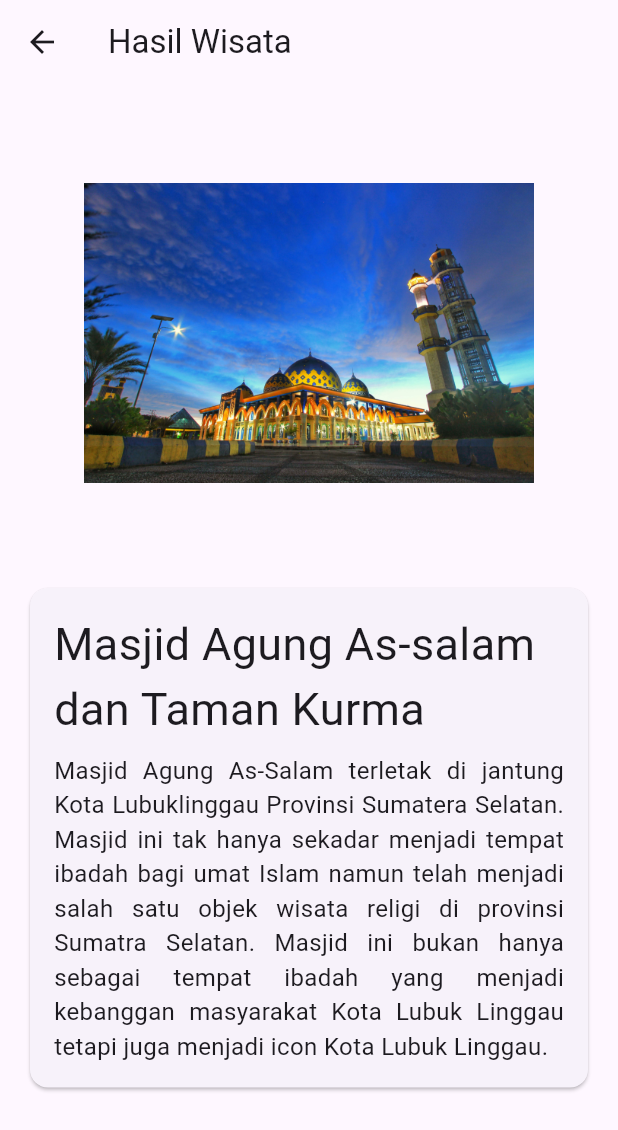
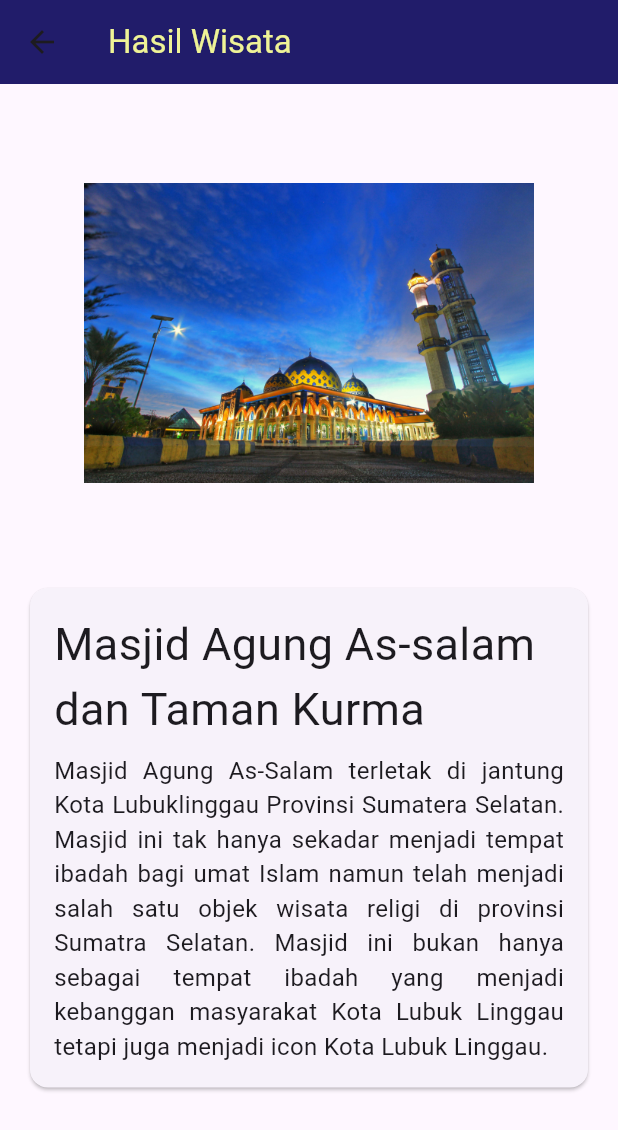
Before and after one commit to kazaliika/ResponsiveDesign, a Flutter app: the screen it shows after launch, after a tap on "Masjid Agung As-salam dan Taman Kurma", on a phone screen of 412 x 824 dp. Shown: the top 1130 px of the screen. Run offline on Flutter 3.47's test engine with Material 3 defaults, Android fonts, the phone set to English and light mode, and no system bars.

Commit message:
edit warna appbar homepage & hasil

```diff
--- a/lib/homepage.dart
+++ b/lib/homepage.dart
@@ -9,7 +9,11 @@ class HomePage extends StatelessWidget {
   Widget build(BuildContext context) {
     return Scaffold(
       appBar: AppBar(
-        title: Text('Wisata Lubuk Linggau'),
+        title: Text(
+          'Wisata Lubuk Linggau',
+          style: TextStyle(color: Color(0xFFEFF396)),
+        ),
+        backgroundColor: Color(0xFF211C6A),
       ),
       body: LayoutBuilder(
         builder: (BuildContext context, BoxConstraints constraints) {
--- a/lib/main.dart
+++ b/lib/main.dart
@@ -13,10 +13,6 @@ class MyApp extends StatelessWidget {
     return MaterialApp(
       title: 'Destinasi Wisata',
       debugShowCheckedModeBanner: false,
-      theme: ThemeData(
-        useMaterial3: true,
-        primarySwatch: Colors.blue,
-      ),
       home: const HomePage(),
     );
   }
--- a/lib/responsive/hasil_layout.dart
+++ b/lib/responsive/hasil_layout.dart
@@ -10,7 +10,11 @@ class HasilLayout extends StatelessWidget {
   Widget build(BuildContext context) {
     return Scaffold(
       appBar: AppBar(
-        title: const Text("Hasil Wisata"),
+        title: const Text(
+          "Hasil Wisata",
+          style: TextStyle(color: Color(0xFFEFF396)),
+        ),
+        backgroundColor: Color(0xFF211C6A),
       ),
       body: LayoutBuilder(
         builder: (BuildContext context, BoxConstraints constraints) {
```
